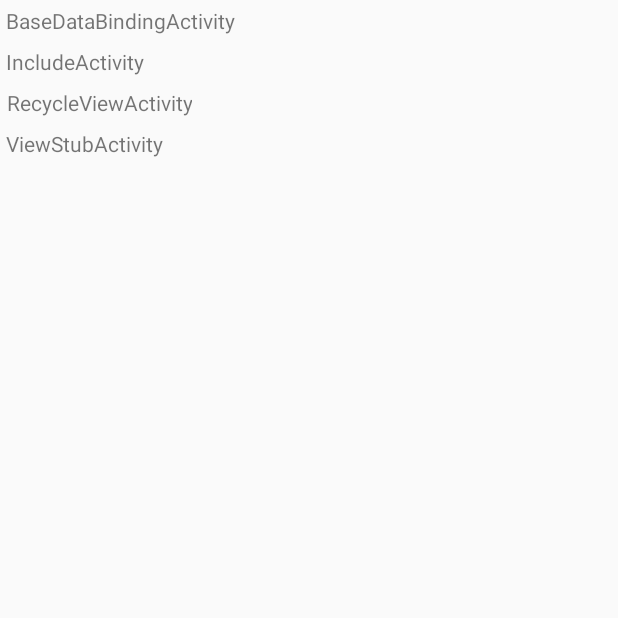
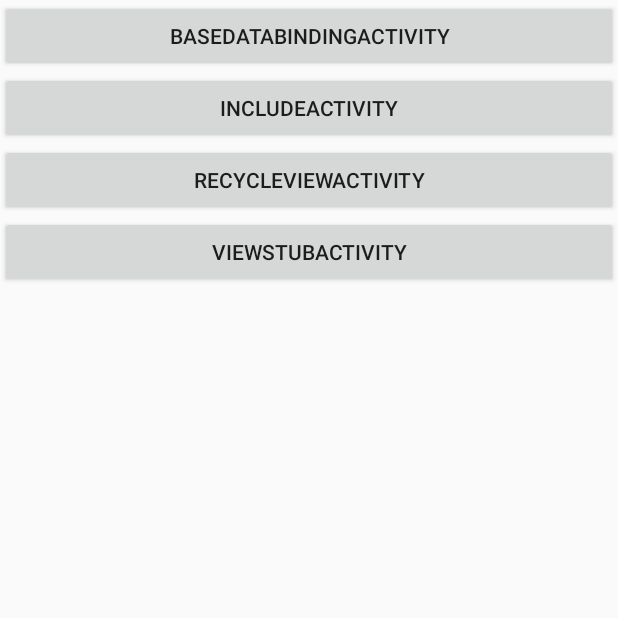
Before and after one commit to carrey001/DataBinding, an Android app: the screen it shows after launch (MainActivity), on a phone screen of 412 x 824 dp, the top half of it. Run offline under Robolectric (Android 15) with nearby library versions, the phone set to English and light mode, and no system bars; our stand-ins replace data binding.

Commit message:
首页UI

```diff
--- a/app/src/main/java/com/carrey/databinding/MainActivity.java
+++ b/app/src/main/java/com/carrey/databinding/MainActivity.java
@@ -53,7 +53,7 @@ public class MainActivity extends AppCompatActivity {
         public Holder onCreateViewHolder(ViewGroup parent, int viewType) {
 
 
-            return new Holder(LayoutInflater.from(parent.getContext()).inflate(R.layout.item_home, null));
+            return new Holder(LayoutInflater.from(parent.getContext()).inflate(R.layout.item_home, parent,false));
         }
 
         @Override
--- a/app/src/main/res/layout/item_home.xml
+++ b/app/src/main/res/layout/item_home.xml
@@ -2,27 +2,29 @@
 <layout xmlns:android="http://schemas.android.com/apk/res/android">
 
     <data>
+
         <variable
             name="homeInfo"
-            type="com.carrey.databinding.HomeInfo"/>
+            type="com.carrey.databinding.HomeInfo" />
 
         <variable
             name="activity"
-            type="com.carrey.databinding.MainActivity"/>
+            type="com.carrey.databinding.MainActivity" />
     </data>
 
-    <LinearLayout
-        android:id="@+id/item_home"
-        android:layout_width="match_parent"
-        android:layout_height="match_parent"
+    <!--<merge-->
+        <!--android:layout_width="match_parent"-->
+        <!--android:layout_height="wrap_content"-->
+        <!-->-->
 
-        android:orientation="vertical">
-        <TextView
+        <Button
+            android:id="@+id/itemHome"
             android:layout_width="match_parent"
             android:layout_height="wrap_content"
+            android:layout_gravity="center"
             android:gravity="center"
             android:padding="4dp"
-            android:text="@{homeInfo.className}"/>
+            android:text="@{homeInfo.className}" />
 
-    </LinearLayout>
+    <!--</merge>-->
 </layout>
```
Also changed, not shown: 1 other file.
